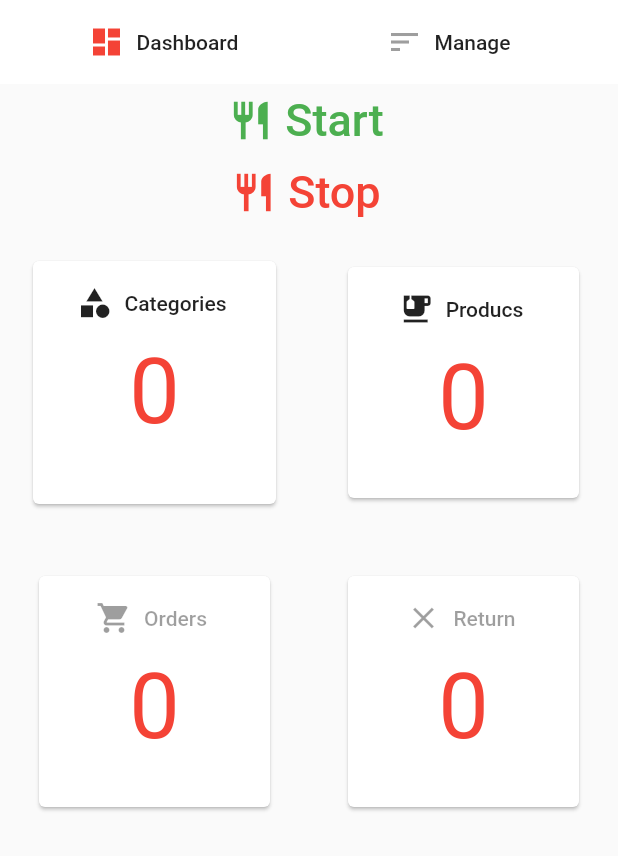
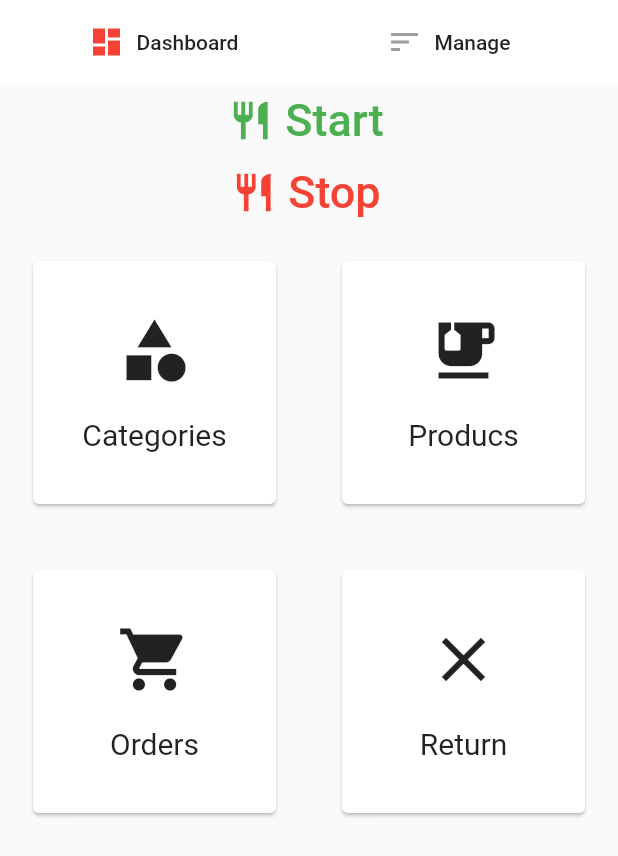
Before and after one commit to bhargavbhatiya/canteen-management, a Flutter app: the screen it shows after launch, on a phone screen of 412 x 824 dp. Shown: the top 856 px of the screen. Run offline on Flutter 3.47's test engine with Material 2 defaults, Android fonts, the light colour scheme and no system bars; our stand-ins replace carousel_pro, cloud_firestore, firebase_auth, firebase_core, firebase_storage, fluttertoast and 3 more; accounts and stored records are empty.

Commit message:
Admin app homepage UI

```diff
--- a/admin_canteen/lib/admin.dart
+++ b/admin_canteen/lib/admin.dart
@@ -94,106 +94,117 @@ class _AdminState extends State<Admin> {
                 gridDelegate: SliverGridDelegateWithFixedCrossAxisCount(
                     crossAxisCount: 2),
                 children: <Widget>[
-                  /*Padding(
-                    padding: const EdgeInsets.all(18.0),
-                    child: Card(
-                      child: ListTile(
-                          title: FlatButton.icon(
-                              onPressed: null,
-                              icon: Icon(Icons.people_outline),
-                              label: Text("Users")),
-                          subtitle: Text(
-                            '7',
-                            textAlign: TextAlign.center,
-                            style: TextStyle(color: active, fontSize: 60.0),
-                          )),
-                    ),
-                  ),*/
                   Padding(
                     padding: const EdgeInsets.all(18.0),
                     child: Card(
-                      child: ListTile(
-                          title: FlatButton.icon(
-                              onPressed: () {
-                                Navigator.push(
-                                    context,
-                                    MaterialPageRoute(
-                                        builder: (_) => ShowCategory()));
-                              },
-                              icon: Icon(Icons.category),
-                              label: Text("Categories")),
-                          subtitle: Text(
-                            '0',
-                            textAlign: TextAlign.center,
-                            style: TextStyle(color: active, fontSize: 60.0),
-                          )),
-                    ),
+                        child: GestureDetector(
+                      child: Container(
+                        child: Column(
+                          mainAxisAlignment: MainAxisAlignment.center,
+                          children: [
+                            Icon(
+                              Icons.category,
+                              size: 50,
+                            ),
+                            SizedBox(
+                              height: 20,
+                            ),
+                            Text(
+                              "Categories",
+                              style: TextStyle(fontSize: 20),
+                            ),
+                          ],
+                        ),
+                      ),
+                      onTap: () {
+                        Navigator.push(context,
+                            MaterialPageRoute(builder: (_) => ShowCategory()));
+                      },
+                    )),
                   ),
                   Padding(
-                    padding: const EdgeInsets.all(22.0),
+                    padding: const EdgeInsets.all(18.0),
                     child: Card(
-                      child: ListTile(
-                        title: FlatButton.icon(
-                            onPressed: () {
-                              Navigator.push(
-                                  context,
-                                  MaterialPageRoute(
-                                      builder: (_) => ShowProduct()));
-                            },
-                            icon: Icon(Icons.emoji_food_beverage),
-                            label: Text("Producs")),
-                        subtitle: Text(
-                          '0',
-                          textAlign: TextAlign.center,
-                          style: TextStyle(color: active, fontSize: 60.0),
+                        child: GestureDetector(
+                      child: Container(
+                        child: Column(
+                          mainAxisAlignment: MainAxisAlignment.center,
+                          children: [
+                            Icon(
+                              Icons.emoji_food_beverage,
+                              size: 50,
+                            ),
+                            SizedBox(
+                              height: 20,
+                            ),
+                            Text(
+                              "Producs",
+                              style: TextStyle(fontSize: 20),
+                            ),
+                          ],
                         ),
                       ),
-                    ),
-                  ),
-                  /*Padding(
-                    padding: const EdgeInsets.all(22.0),
-                    child: Card(
-                      child: ListTile(
-                          title: FlatButton.icon(
-                              onPressed: null,
-                              icon: Icon(Icons.tag_faces),
-                              label: Text("Sold")),
-                          subtitle: Text(
-                            '13',
-                            textAlign: TextAlign.center,
-                            style: TextStyle(color: active, fontSize: 60.0),
-                          )),
-                    ),
-                  ),*/
-                  Padding(
-                    padding: const EdgeInsets.all(22.0),
-                    child: Card(
-                      child: ListTile(
-                          title: FlatButton.icon(
-                              onPressed: null,
-                              icon: Icon(Icons.shopping_cart),
-                              label: Text("Orders")),
-                          subtitle: Text(
-                            '0',
-                            textAlign: TextAlign.center,
-                            style: TextStyle(color: active, fontSize: 60.0),
-                          )),
-                    ),
+                      onTap: () {
+                        Navigator.push(context,
+                            MaterialPageRoute(builder: (_) => ShowProduct()));
+                      },
+                    )),
                   ),
                   Padding(
-                    padding: const EdgeInsets.all(22.0),
+                    padding: const EdgeInsets.all(18.0),
                     child: Card(
-                      child: ListTile(
-                          title: FlatButton.icon(
-                              onPressed: null,
-                              icon: Icon(Icons.close),
-                              label: Text("Return")),
-                          subtitle: Text(
-                            '0',
-                            textAlign: TextAlign.center,
-                            style: TextStyle(color: active, fontSize: 60.0),
-                          )),
-                    ),
+                        child: GestureDetector(
+                      child: Container(
+                        child: Column(
+                          mainAxisAlignment: MainAxisAlignment.center,
+                          children: [
+                            Icon(
+                              Icons.shopping_cart,
+                              size: 50,
+                            ),
+                            SizedBox(
+                              height: 20,
+                            ),
+                            Text(
+                              "Orders",
+                              style: TextStyle(fontSize: 20),
+                            ),
+                          ],
+                        ),
+                      ),
+                      onTap: () {
+                        Navigator.push(context,
+                            MaterialPageRoute(builder: (_) => ShowProduct()));
+                      },
+                    )),
+                  ),
+                  Padding(
+                    padding: const EdgeInsets.all(18.0),
+                    child: Card(
+                        child: GestureDetector(
+                      child: Container(
+                        child: Column(
+                          mainAxisAlignment: MainAxisAlignment.center,
+                          children: [
+                            Icon(
+                              Icons.close,
+                              size: 50,
+                            ),
+                            SizedBox(
+                              height: 20,
+                            ),
+                            Text(
+                              "Return",
+                              style: TextStyle(fontSize: 20),
+                            ),
+                          ],
+                        ),
+                      ),
+                      onTap: () {
+                        Navigator.push(context,
+                            MaterialPageRoute(builder: (_) => ShowProduct()));
+                      },
+                    )),
                   ),
                 ],
               ),
```
Also changed, not shown: canteen_app/pubspec.lock.
